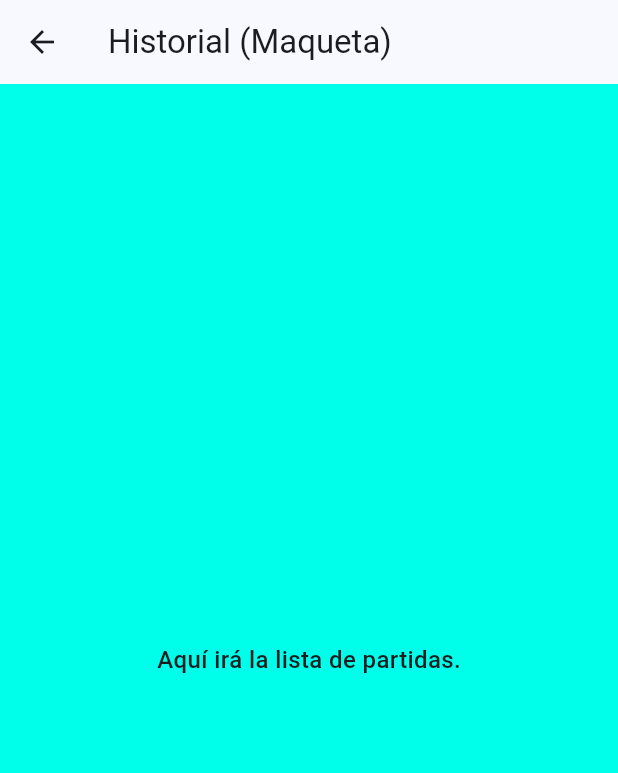
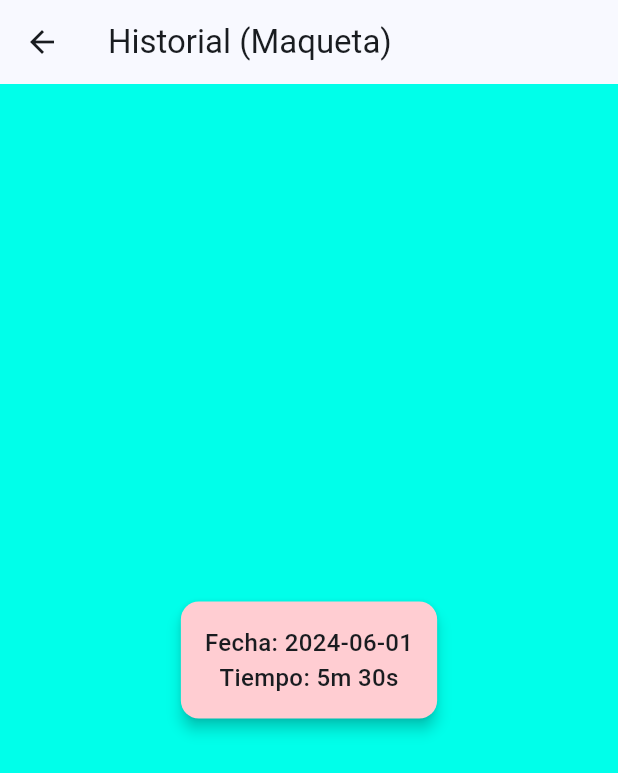
Before and after one commit to IchiroCTG/3479A321_2021479014_2026, a Flutter app: the HistoryScreen screen opened by its route, on a phone screen of 412 x 824 dp. Shown: the top 773 px of the screen. Run offline on Flutter 3.47's test engine with Material 3 defaults, Android fonts, the phone set to English and light mode, and no system bars; our stand-ins replace logger.

Commit message:
Mostrar Resultados

```diff
--- /dev/null
+++ b/lib/models/game_result.dart
@@ -0,0 +1,7 @@
+class GameResult {
+  final String date;
+  final String timeSpent;
+  final bool isVictory;
+  GameResult({ required this.date,
+    required this.timeSpent,
+    required this.isVictory }); }
--- a/lib/ui/screens/HistoryScreen.dart
+++ b/lib/ui/screens/HistoryScreen.dart
@@ -1,14 +1,29 @@
 import 'package:flutter/material.dart';
+import 'package:flutter_labs_dispmoviles_2026/models/game_result.dart';
 
 class HistoryScreen extends StatelessWidget {
   const HistoryScreen({Key? key}) : super(key: key);
+
   @override
   Widget build(BuildContext context) {
+    final GameResult game = GameResult(date: '2024-06-01', timeSpent: '5m 30s', isVictory: false); // Datos de ejemplo para mostrar en la maqueta
     return Scaffold(
       appBar: AppBar(title: const Text('Historial (Maqueta)')),
-      body: const Center(
-        child: Text('Aquí irá la lista de partidas.'),
-      ),
+      body: Center(
+        child: Card(
+          color: game.isVictory ? Colors.green[100] : Colors.red[100],
+          elevation: 4,
+          child: Padding(
+            padding: EdgeInsets.all(16.0),
+            child: Column(
+              mainAxisSize: MainAxisSize.min,
+              children: [
+                Text('Fecha: ${game.date}'), Text('Tiempo: ${game.timeSpent}')
+              ],
+            )
+          )
+        ),
+      )
     );
   }
 }
```
